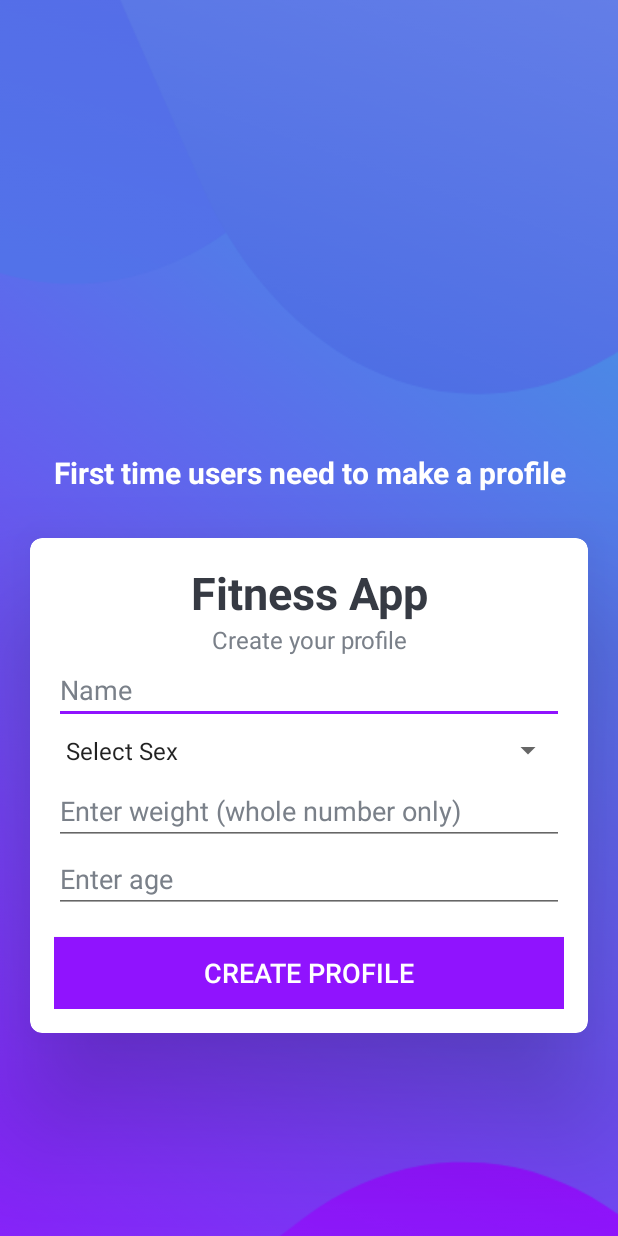
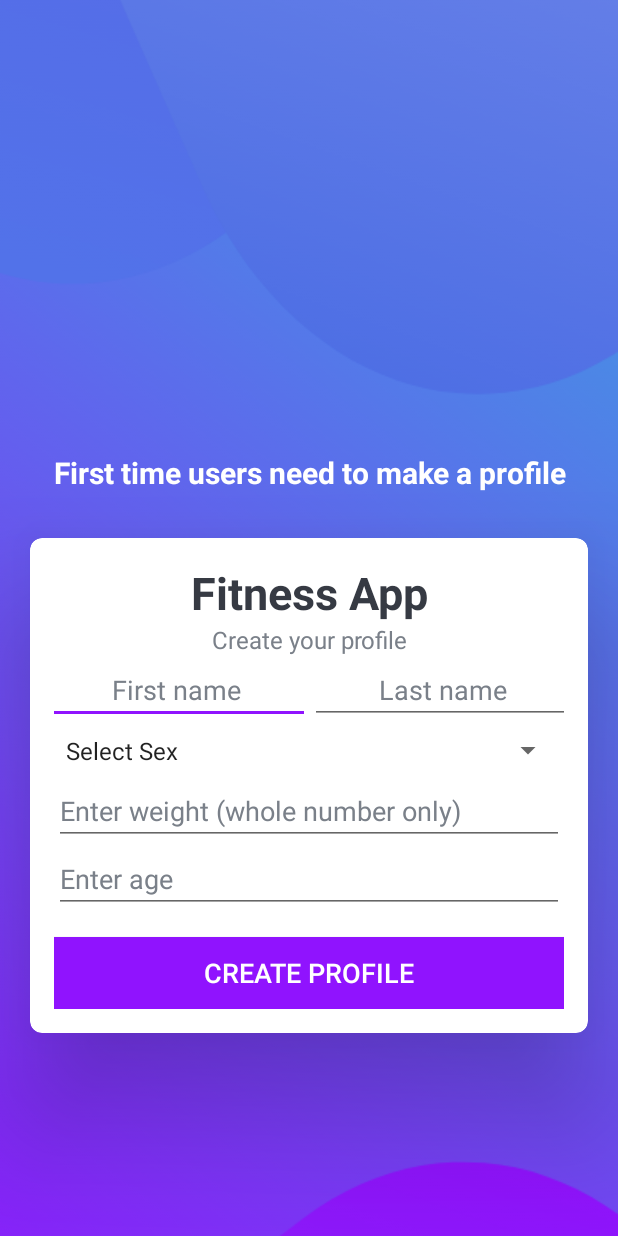
Before and after one commit to daniel-molina23/4750-mobile-dev-project, an Android app: the screen it shows after launch (MainActivity), after a tap on "CREATE PROFILE", on a phone screen of 412 x 824 dp. Run offline under Robolectric (Android 15) with nearby library versions, the phone set to English and light mode, and no system bars; 1 other tap on this screen came first.

Commit message:
Added LastName / Cleaned person Code

```diff
--- a/app/src/main/java/com/bignerdranch/android/FitnessApp/MainActivity.kt
+++ b/app/src/main/java/com/bignerdranch/android/FitnessApp/MainActivity.kt
@@ -5,23 +5,28 @@ import android.os.Bundle
 import android.widget.*
 
 class MainActivity : AppCompatActivity() {
+
+    //Will Contain all the info about the person
+    private var person: Person = Person("","","",0,0)
+    //Used to Reference the Widgets in the layout file
+    private lateinit var firstNameInput: EditText
+    private lateinit var lastNameInput: EditText
+    private lateinit var sexSpinner: Spinner
+    private lateinit var weightInput: EditText
+    private lateinit var ageInput: EditText
+
     override fun onCreate(savedInstanceState: Bundle?) {
         super.onCreate(savedInstanceState)
         setContentView(R.layout.activity_main)
 
-        // not making class because one one person
-        var name = ""
-        var sex = ""
-        var tempWeight = "" //temporary variable to ensure correct format prior to append to 'weight' var
-        var weight = 0
-        var tempAge = ""    //temporary variable to ensure correct format prior to append to 'age' var
-        var age = 0
+        //Initializing Data Fields
+        firstNameInput = findViewById(R.id.first_name)
+        lastNameInput = findViewById(R.id.last_name)
+        sexSpinner = findViewById(R.id.sex_spinner)
+        weightInput = findViewById(R.id.et_weight)
+        ageInput = findViewById(R.id.et_age)
 
 
-        var nameInput : EditText = findViewById(R.id.et_name)
-        var sexSpinner : Spinner = findViewById(R.id.sex_spinner)
-        var weightInput : EditText  = findViewById(R.id.et_weight)
-        var ageInput : EditText = findViewById(R.id.et_age)
 
         //adapter for the spinner to respond to selection
         ArrayAdapter.createFromResource(
@@ -36,35 +41,44 @@ class MainActivity : AppCompatActivity() {
         var createProfile : Button = findViewById(R.id.createProfile)
         createProfile.setOnClickListener {
 
+            var tempWeight = "" //temporary variable to ensure correct format prior to append to 'weight' var
+            var tempAge = ""    //temporary variable to ensure correct format prior to append to 'age' var
 
-            name = nameInput.getText().toString()
-            sex = sexSpinner.selectedItem.toString()
+            //Saving the Users First and Last Name
+            person.firstName = firstNameInput.getText().toString()
+            person.lastName = lastNameInput.getText().toString()
+
+            //Getting the Users Sex
+            person.sex =  sexSpinner.selectedItem.toString()
+
+            //Getting the Users Weight and Age as well as ensuring correct input
             tempWeight = weightInput.text.toString()
             tempAge = ageInput.text.toString()
 
             var weightRegex = Regex("[1-9][0-9]{1,2}")
 
             if (weightRegex.matches(tempWeight)) {
-                weight = Integer.valueOf(tempWeight)
+                person.weight = Integer.valueOf(tempWeight)
             }else{
-                weight = 0 //ensure original value
+                person.weight = 0 //ensure original value
             }
 
             var ageRegex = Regex("([1-9][0-9]|1[0-4][0-9]|[0-9])")
 
             if (ageRegex.matches(tempAge)) {
-                age = Integer.valueOf(tempAge)
+                person.age = Integer.valueOf(tempAge)
             }else{
-                age = 0 //ensure original value
+                person.age = 0 //ensure original value
             }
 
             //TODO - make the name, sex, age, and weight to save locally
-            if(name != "" && sex != "Select Sex" && weight != 0 && age != 0) {
+            //IF we got valid Input
+            if(person.firstName != "" && person.lastName != "" && person.sex != "Select Sex" && person.weight != 0 && person.age != 0) {
 
-                Toast.makeText(this, "Name, $name\n" +
-                        " Sex, $sex\n" +
-                        "Weight, $weight\n" +
-                        "Age, $age", Toast.LENGTH_SHORT)
+                Toast.makeText(this, "First Name, ${person.firstName}\nLast Name ${person.lastName}\n" +
+                        " Sex, $person.sex\n" +
+                        "Weight, ${person.weight}\n" +
+                        "Age, ${person.age}", Toast.LENGTH_SHORT)
                     .show()
             }
             else {
--- /dev/null
+++ b/app/src/main/java/com/bignerdranch/android/FitnessApp/Person.kt
@@ -0,0 +1,10 @@
+package com.bignerdranch.android.FitnessApp
+
+/**
+ * File: Person.kt
+ * Goal: To be used to model the person the user defines
+ * */
+
+//Using a Data Class so that The compiler automatically creates setters and getters for us
+data class Person(var firstName: String, var lastName: String, var sex: String, var weight: Int, var age: Int)
+{}
--- a/app/src/main/res/layout/activity_main.xml
+++ b/app/src/main/res/layout/activity_main.xml
@@ -56,14 +56,36 @@
                     android:text="Create your profile"
                     android:textColor="#7A8089"
                     android:textSize="16sp" />
-
-                <EditText
-                    android:id="@+id/et_name"
+                <androidx.constraintlayout.widget.ConstraintLayout
                     android:layout_width="match_parent"
                     android:layout_height="wrap_content"
-                    android:hint="Name"
-                    android:textColor="#363A43"
-                    android:textColorHint="#7A8089" />
+                    >
+
+                    <EditText
+                        android:id="@+id/first_name"
+                        android:layout_width="wrap_content"
+                        android:layout_height="wrap_content"
+                        android:hint="         First name         "
+                        android:textColor="#363A43"
+                        android:textColorHint="#7A8089"
+                        app:layout_constraintBottom_toBottomOf="parent"
+                        app:layout_constraintEnd_toStartOf="@+id/last_name"
+                        app:layout_constraintStart_toStartOf="parent"
+                        app:layout_constraintTop_toTopOf="parent" />
+
+                    <EditText
+                        android:id="@+id/last_name"
+                        android:layout_width="wrap_content"
+                        android:layout_height="wrap_content"
+                        android:hint="         Last name         "
+                        android:textColor="#363A43"
+                        android:textColorHint="#7A8089"
+                        app:layout_constraintBottom_toBottomOf="parent"
+                        app:layout_constraintEnd_toEndOf="parent"
+                        app:layout_constraintStart_toEndOf="@+id/first_name"
+                        app:layout_constraintTop_toTopOf="parent"
+                        app:layout_constraintVertical_bias="0.0" />
+                </androidx.constraintlayout.widget.ConstraintLayout>
 
                 <Spinner
                     android:id="@+id/sex_spinner"
```
